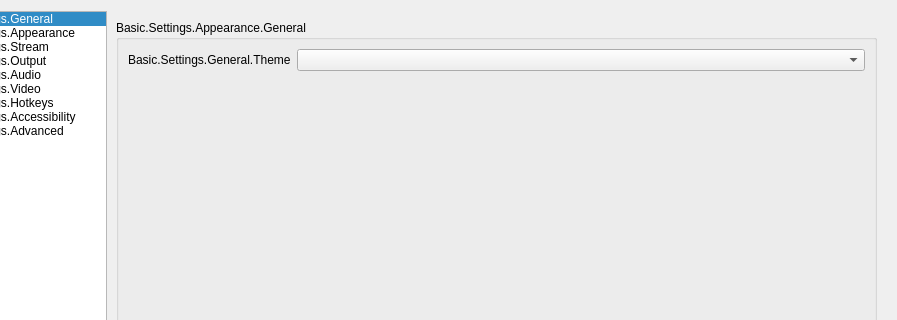
First picture: the form in UI/forms/OBSBasicSettings.ui, repository derrod/obs-studio, before the edit; both pictures show x 84 to 981 and y 0 to 320 of the 981 by 730 pixel window.
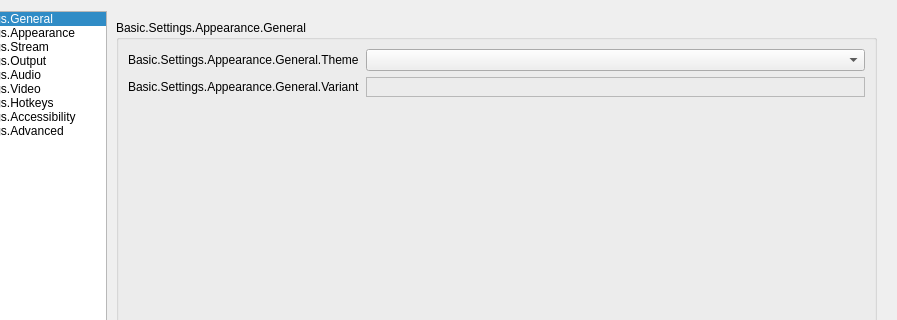
Second picture: the form after the edit. The open tabs and pages were chosen to show the change. Icons and pictures are not drawn. Custom widgets are drawn as their Qt base class.

Commit message: UI: Add composable themes feature (WIP)

```diff
--- a/UI/forms/OBSBasicSettings.ui
+++ b/UI/forms/OBSBasicSettings.ui
@@ -948,7 +948,7 @@
                    <item row="0" column="0">
                     <widget class="QLabel" name="label_45">
                      <property name="text">
-                      <string>Basic.Settings.General.Theme</string>
+                      <string>Basic.Settings.Appearance.General.Theme</string>
                      </property>
                      <property name="buddy">
                       <cstring>theme</cstring>
@@ -958,6 +958,27 @@
                    <item row="0" column="1">
                     <widget class="QComboBox" name="theme"/>
                    </item>
+                   <item row="1" column="0">
+                    <widget class="QLabel" name="label_10">
+                     <property name="text">
+                      <string>Basic.Settings.Appearance.General.Variant</string>
+                     </property>
+                     <property name="buddy">
+                      <cstring>themeVariantFrame</cstring>
+                     </property>
+                    </widget>
+                   </item>
+                   <item row="1" column="1">
+                    <widget class="QFrame" name="themeVariantFrame">
+                     <property name="frameShape">
+                      <enum>QFrame::StyledPanel</enum>
+                     </property>
+                     <property name="frameShadow">
+                      <enum>QFrame::Raised</enum>
+                     </property>
+                     <layout class="QHBoxLayout" name="themevariantLayout"/>
+                    </widget>
+                   </item>
                   </layout>
                  </widget>
                 </item>
```
The commit also changes 20 other files.
